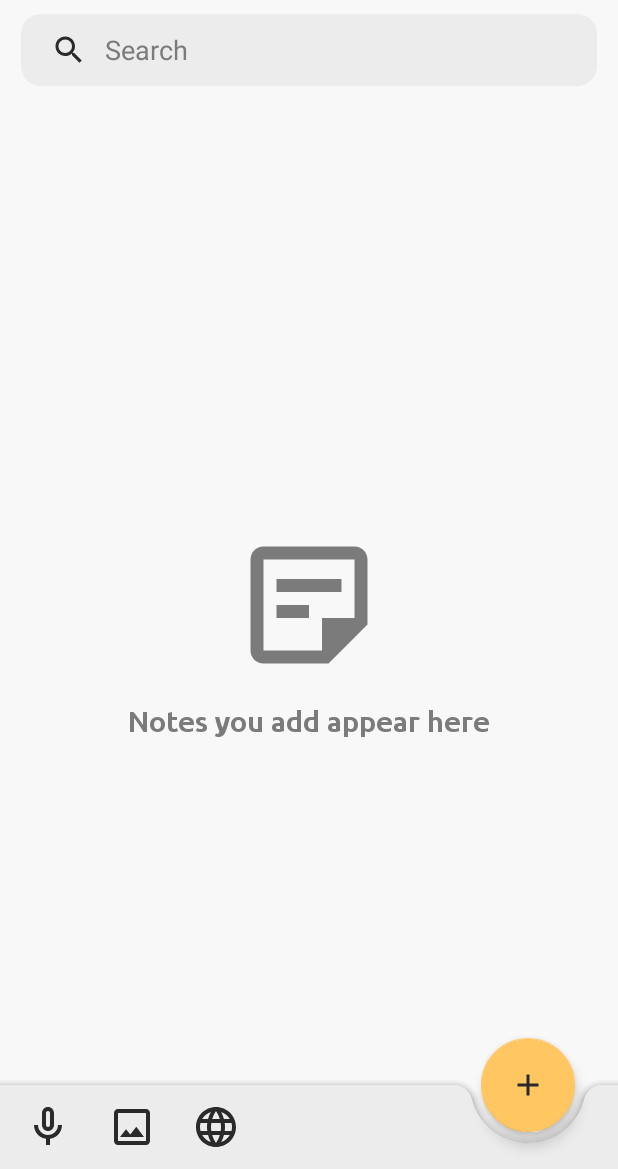
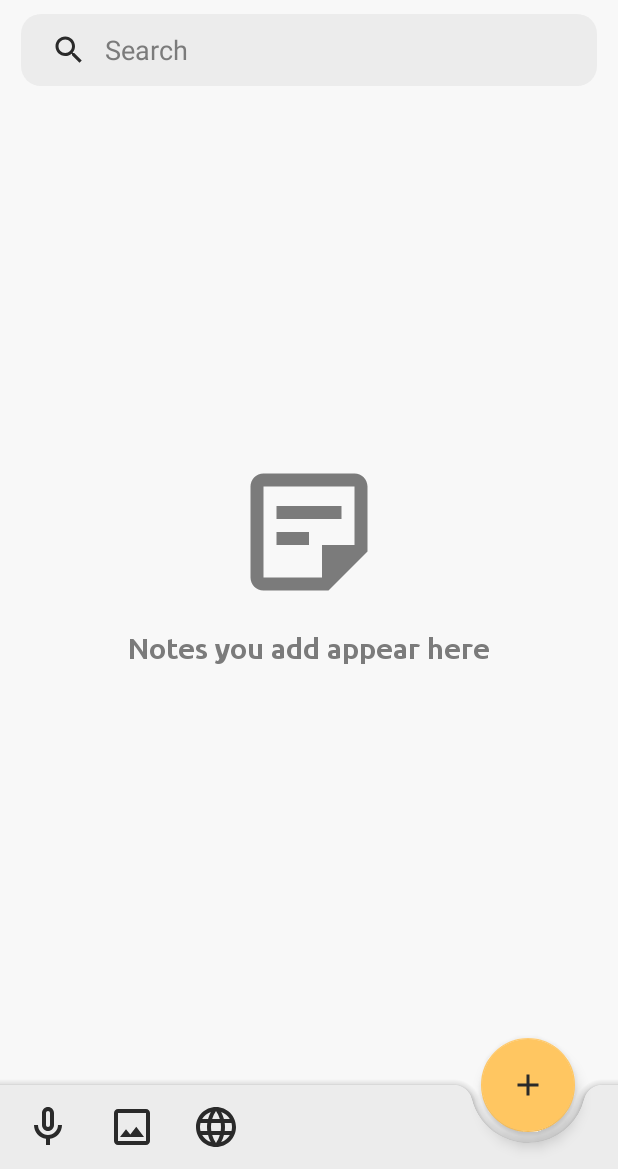
Before and after one commit to iamsoumik18/Write-It, an Android app: the screen it shows after launch (MainActivity), on a phone screen of 412 x 824 dp, the part 67-1236 px from its top. Run offline under Robolectric (Android 15) with nearby library versions, the phone set to English and light mode, and no system bars; our stand-ins replace Room's generated code, sdp/ssp sizes; pictures from the network do not load.

Commit message:
Fix position of no notes message

```diff
--- a/app/src/main/res/layout/fragment_home.xml
+++ b/app/src/main/res/layout/fragment_home.xml
@@ -82,20 +82,24 @@
                     android:layout_marginEnd="@dimen/_8sdp"
                     tools:listitem="@layout/item_notes"/>
 
-                <LinearLayout
+                <androidx.constraintlayout.widget.ConstraintLayout
                     android:id="@+id/alternate"
-                    android:visibility="visible"
+                    android:visibility="gone"
                     android:layout_width="match_parent"
                     android:layout_height="match_parent"
-                    android:orientation="vertical"
-                    android:gravity="center"
                     tools:ignore="UseCompoundDrawables">
 
                     <ImageView
+                        android:id="@+id/noNotesImg"
                         android:layout_width="@dimen/_80sdp"
                         android:layout_height="@dimen/_80sdp"
                         android:src="@drawable/ic_sticky_note"
-                        tools:ignore="ContentDescription"/>
+                        app:layout_constraintBottom_toBottomOf="parent"
+                        app:layout_constraintLeft_toLeftOf="parent"
+                        app:layout_constraintRight_toRightOf="parent"
+                        app:layout_constraintTop_toTopOf="parent"
+                        app:layout_constraintVertical_bias="0.39"
+                        tools:ignore="ContentDescription" />
 
                     <TextView
                         android:layout_width="wrap_content"
@@ -104,9 +108,12 @@
                         android:textColor="@color/textColor3"
                         android:fontFamily="@font/ubuntu_medium"
                         android:textSize="@dimen/_15ssp"
-                        android:layout_marginTop="@dimen/_10sdp"/>
+                        android:layout_marginTop="@dimen/_10sdp"
+                        app:layout_constraintLeft_toLeftOf="parent"
+                        app:layout_constraintRight_toRightOf="parent"
+                        app:layout_constraintTop_toBottomOf="@id/noNotesImg"/>
 
-                </LinearLayout>
+                </androidx.constraintlayout.widget.ConstraintLayout>
 
             </LinearLayout>
 
```
